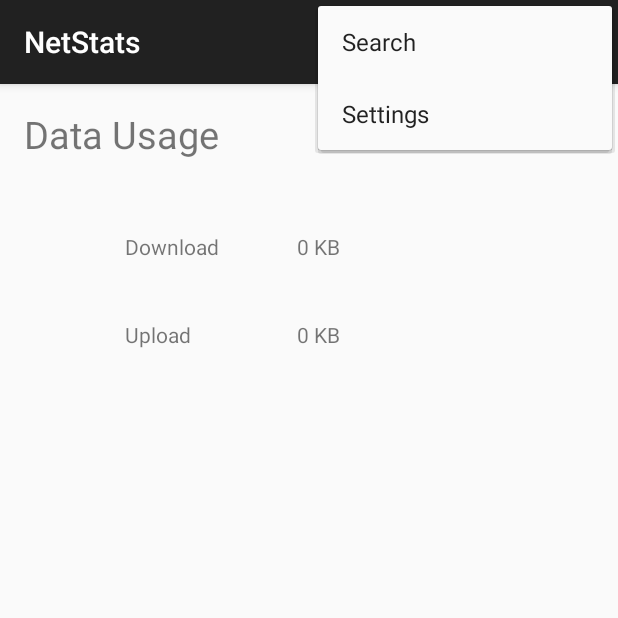
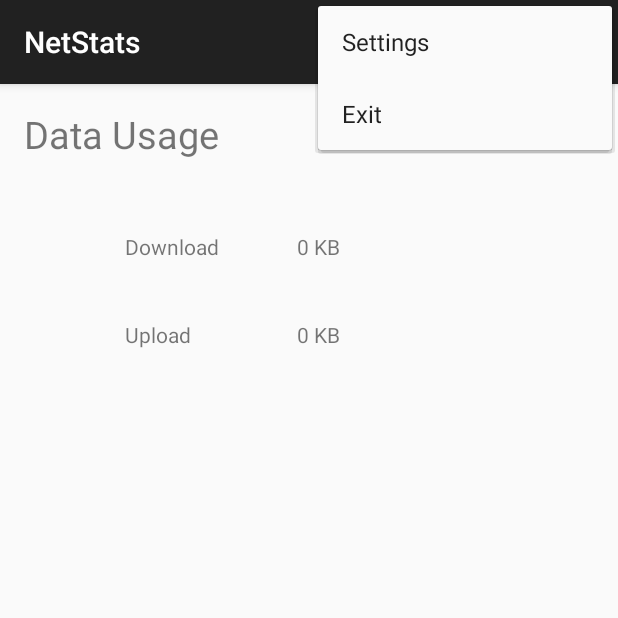
Before and after one commit to sidsquare/NetStats-Android, an Android app: the screen it shows after launch (MainActivity), with the options menu open, on a phone screen of 412 x 824 dp, the top half of it. Run offline under Robolectric (Android 15) with nearby library versions, the phone set to English and light mode, and no system bars; libraries missing offline, so code that uses them is left out: com.github.mikephil.charting.

Commit message:
Persistent mode and exit option added

```diff
--- a/app/src/main/AndroidManifest.xml
+++ b/app/src/main/AndroidManifest.xml
@@ -4,7 +4,7 @@
 
     <application
         android:allowBackup="true"
-        android:icon="@drawable/ic_launcher"
+        android:icon="@drawable/noc2"
         android:label="@string/app_name"
         android:theme="@style/AppTheme" >
 
@@ -16,6 +16,7 @@
 
                 <category android:name="android.intent.category.LAUNCHER" />
             </intent-filter>
+
         </activity>
         <activity
             android:name=".cfrag1"
--- a/app/src/main/java/com/siddharth/netstats/cfrag1.java
+++ b/app/src/main/java/com/siddharth/netstats/cfrag1.java
@@ -3,7 +3,6 @@ package com.siddharth.netstats;
 
 import android.os.Bundle;
 import android.support.v4.app.Fragment;
-import android.util.Log;
 import android.view.LayoutInflater;
 import android.view.View;
 import android.view.ViewGroup;
@@ -19,7 +18,7 @@ public class cfrag1 extends Fragment {
     }
     public void go(String temp1,String temp2,String temp3,String temp4)
     {
-        Log.v("gdfg", "begin");
+        //Log.v("gdfg", "begin");
         TextView t1=(TextView)getView().findViewById(R.id.tv1);
         t1.setText(temp1);
         t1=(TextView)getView().findViewById(R.id.tv2);
@@ -28,6 +27,6 @@ public class cfrag1 extends Fragment {
         t1.setText(temp3);
         t1=(TextView)getView().findViewById(R.id.tv4);
         t1.setText(temp4);
-        Log.v("dsfs", "end");
+        //Log.v("dsfs", "end");
     }
 }
--- a/app/src/main/res/layout/activity_main.xml
+++ b/app/src/main/res/layout/activity_main.xml
@@ -8,11 +8,11 @@
         android:layout_width="match_parent"
         android:layout_height="match_parent" />
     <ListView android:id="@+id/left_drawer"
-        android:layout_width="240dp"
+        android:layout_width="190dp"
         android:layout_height="match_parent"
         android:layout_gravity="start"
         android:choiceMode="singleChoice"
         android:divider="@android:color/transparent"
         android:dividerHeight="0dp"
-        android:background="#fff"/>
+        android:background="#ffdbdbdb"/>
 </android.support.v4.widget.DrawerLayout>
--- a/app/src/main/res/layout/frag2.xml
+++ b/app/src/main/res/layout/frag2.xml
@@ -9,4 +9,5 @@
         android:layout_below="@+id/textView8"
         android:layout_alignParentRight="true"
         android:layout_alignParentEnd="true" />
+
 </RelativeLayout>
--- a/app/src/main/res/menu/menu_main.xml
+++ b/app/src/main/res/menu/menu_main.xml
@@ -5,7 +5,8 @@
         android:title="@string/action_settings"
         android:orderInCategory="100"
         app:showAsAction="never" />
-    <item android:id="@+id/action_search"
-        android:icon="@drawable/ic_action_search"
-        android:title="Search"/>
+    <item android:id="@+id/action_exit"
+          android:title="Exit"
+          android:orderInCategory="100"
+          app:showAsAction="never" />
 </menu>
```
Also changed, not shown: app/src/main/java/com/siddharth/netstats/MainActivity.java (+42 -2 lines), app/src/main/res/anim/fadein.xml (deleted, +0 -9 lines), app/src/main/res/anim/fadeout.xml (deleted, +0 -9 lines), app/src/main/res/anim/rotation.xml (deleted, +0 -9 lines), 8 other files. Lines whose indentation alone changed are shown as unchanged.
